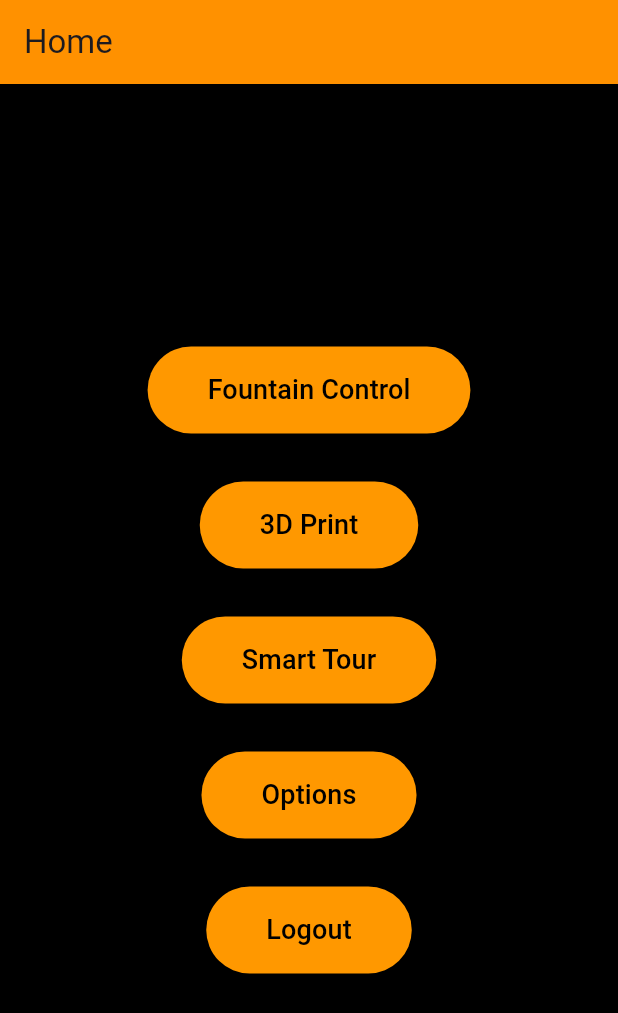
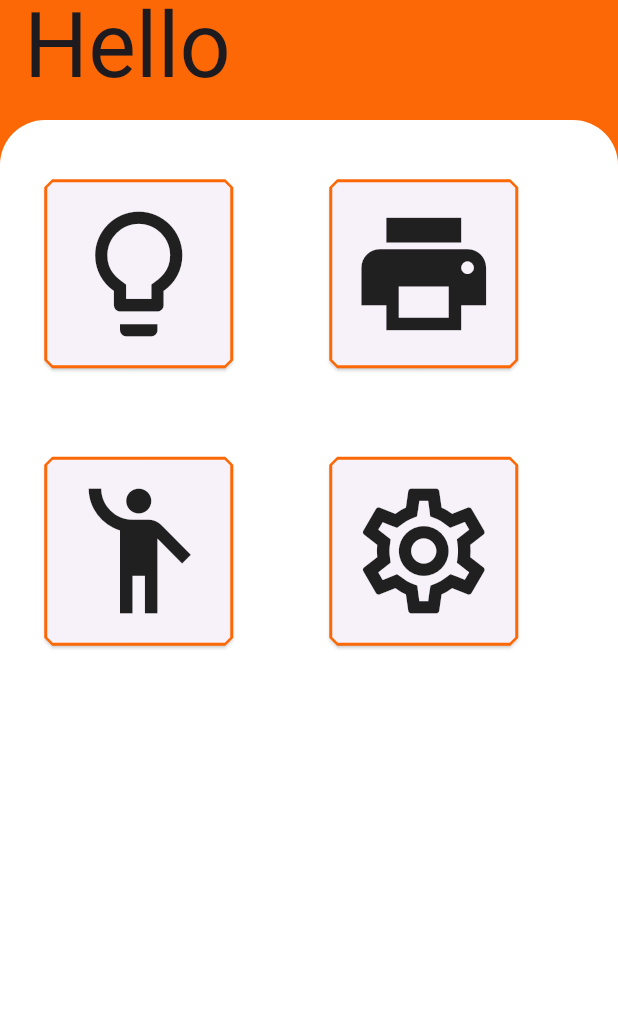
Before and after one commit to JnunleyONU/onu-smart-system, a Flutter app: the screen it shows once a user with an empty profile is signed in, on a phone screen of 412 x 824 dp. Shown: the top 1013 px of the screen. Run offline on Flutter 3.47's test engine with Material 3 defaults, Android fonts, the phone set to English and light mode, and no system bars; our stand-ins replace firebase_auth, firebase_core, google_fonts, google_sign_in; accounts and stored records are empty; network calls fail.

Commit message:
Complete Redesign - Changed HomeScreen UI - Refactored HomeScreen - Created Widgets in Constants folder - Renaming - Redesign Options page to match admin_home_page

```diff
--- a/lib/constants.dart
+++ b/lib/constants.dart
@@ -1,3 +1,125 @@
 import 'package:flutter/material.dart';
+import 'package:google_fonts/google_fonts.dart';
+import 'package:onu_smart/pages/fountain_home.dart';
+import 'package:onu_smart/pages/options.dart';
+import 'package:onu_smart/pages/printer_home.dart';
+import 'package:onu_smart/pages/tour_home.dart';
 
-const onuOrange = Color.fromARGB(255, 255, 145, 0);
+const onuOrange = Color.fromARGB(255, 252, 104, 6);
+
+BottomNavigationBar bottomNavigation() {
+  return BottomNavigationBar(
+    items: const <BottomNavigationBarItem>[
+      BottomNavigationBarItem(
+        icon: Icon(
+          Icons.home,
+          color: Colors.black,
+        ),
+        label: "",
+      ),
+      BottomNavigationBarItem(
+        icon: Icon(
+          Icons.phone,
+          color: Colors.black,
+        ),
+        label: "",
+      ),
+      BottomNavigationBarItem(
+        icon: Icon(
+          Icons.mail,
+          color: Colors.black,
+        ),
+        label: "",
+      ),
+      BottomNavigationBarItem(
+        icon: Icon(
+          Icons.person,
+          color: Colors.black,
+        ),
+        label: "",
+      ),
+    ],
+  );
+}
+
+class HomePageButtonWidget extends StatelessWidget {
+  const HomePageButtonWidget({
+    super.key,
+    required this.context,
+    this.fountainHome,
+    this.tourHome,
+    this.printerHome,
+    this.optionsHome,
+    required this.homeIcon,
+  });
+
+  final BuildContext context;
+  final FountainHome? fountainHome;
+  final TourHome? tourHome;
+  final PrinterHome? printerHome;
+  final OptionsHome? optionsHome;
+  final IconData homeIcon;
+
+  @override
+  Widget build(BuildContext context) {
+    return Container(
+      padding: const EdgeInsets.only(top: 20, left: 10, right: 15, bottom: 0),
+      margin: const EdgeInsets.all(20),
+      child: ElevatedButton(
+        onPressed: () {
+          Navigator.push(
+            context,
+            MaterialPageRoute(
+              builder: (context) {
+                if (fountainHome != null) {
+                  return const FountainHome();
+                } else if (tourHome != null) {
+                  return const TourHome();
+                } else if (printerHome != null) {
+                  return const PrinterHome();
+                } else if (optionsHome != null) {
+                  return const OptionsHome();
+                } else {
+                  return const Icon(Icons.abc);
+                }
+              },
+            ),
+          );
+        },
+        style: ElevatedButton.styleFrom(
+            fixedSize: const Size(125, 125),
+            textStyle: const TextStyle(fontSize: 50),
+            side: const BorderSide(color: onuOrange),
+            // elevation: 1.0,
+            padding: const EdgeInsets.all(2.0),
+            shape: BeveledRectangleBorder(
+                borderRadius: BorderRadius.circular(5.0))),
+        child: Icon(
+          homeIcon,
+          color: Colors.black87,
+          size: 100,
+        ),
+      ),
+    );
+  }
+}
+
+AppBar generalAppBar(String headerText) {
+  return AppBar(
+    toolbarHeight: 80,
+    elevation: 0.0,
+    backgroundColor: onuOrange,
+    title: Column(
+      children: [
+        Text(
+          headerText, // Insert Username
+          style: GoogleFonts.amiriQuran(
+            fontSize: 60,
+          ),
+        ),
+        const Padding(padding: EdgeInsets.all(10))
+      ],
+    ),
+    // centerTitle: true,
+  );
+}
--- a/lib/main.dart
+++ b/lib/main.dart
@@ -1,22 +1,18 @@
 import 'package:firebase_auth/firebase_auth.dart';
 import 'package:flutter/material.dart';
-import 'package:onu_smart/pages/Home.dart';
+import 'package:onu_smart/pages/admin_home_page.dart';
 import 'package:onu_smart/pages/login_page.dart';
 import 'package:firebase_core/firebase_core.dart';
 import 'options/firebase_options.dart';
 
-// void main() {
-//   runApp(const InspirationApp());
-// }
-
 Future<void> main() async {
   WidgetsFlutterBinding.ensureInitialized();
   await Firebase.initializeApp(options: DefaultFirebaseOptions.currentPlatform);
-  runApp(const InspirationApp());
+  runApp(const Main());
 }
 
-class InspirationApp extends StatelessWidget {
-  const InspirationApp({super.key});
+class Main extends StatelessWidget {
+  const Main({super.key});
 
   @override
   Widget build(BuildContext context) {
@@ -34,7 +30,7 @@ class InspirationApp extends StatelessWidget {
               if (snapshot.data == null) {
                 return const LoginPage();
               } else {
-                return const HomePage();
+                return const AdminHomePage();
               }
             } else {
               return const LoginPage();
--- a/lib/pages/Home.dart
+++ /dev/null
@@ -1,207 +0,0 @@
-import 'package:firebase_auth/firebase_auth.dart';
-import 'package:flutter/material.dart';
-import 'package:google_sign_in/google_sign_in.dart';
-import 'package:onu_smart/pages/Printer_home.dart';
-import 'package:onu_smart/pages/Tour_home.dart';
-import 'package:onu_smart/pages/fountain_home.dart';
-import 'package:onu_smart/pages/options.dart';
-import 'package:onu_smart/widgets/default_banner.dart';
-
-class HomePage extends StatelessWidget {
-  const HomePage({super.key});
-
-  @override
-  Widget build(BuildContext context) {
-    return Scaffold(
-      appBar: defaultbanner(context, "Home"),
-      body: const Center(
-        child: Column(
-          mainAxisAlignment: MainAxisAlignment.center,
-          children: [
-            FountainLargeButton('Fountain Control'),
-            PrinterLargeButton('3D Print'),
-            TourLargeButton('Smart Tour'),
-            OptionsLargeButton('Options'),
-            LogoutButton('Logout')
-          ],
-        ),
-      ),
-    );
-  }
-}
-
-class FountainLargeButton extends StatelessWidget {
-  final String text;
-
-  const FountainLargeButton(this.text, {super.key});
-
-  @override
-  Widget build(BuildContext context) {
-    return Padding(
-      padding: const EdgeInsets.all(16.0),
-      child: ElevatedButton(
-        onPressed: () {
-          Navigator.push(
-            context,
-            MaterialPageRoute(
-              builder: (context) => const FountainHome(),
-            ),
-          );
-        },
-        style: ButtonStyle(
-          backgroundColor: MaterialStateProperty.all(Colors.orange),
-        ),
-        child: Padding(
-          padding: const EdgeInsets.all(16.0),
-          child: Text(
-            text,
-            style: const TextStyle(
-              color: Colors.black,
-              fontSize: 18.0,
-            ),
-          ),
-        ),
-      ),
-    );
-  }
-}
-
-class LogoutButton extends StatelessWidget {
-  final String text;
-
-  const LogoutButton(this.text, {super.key});
-
-  @override
-  Widget build(BuildContext context) {
-    return Padding(
-      padding: const EdgeInsets.all(16.0),
-      child: ElevatedButton(
-        onPressed: () async {
-          await GoogleSignIn().signOut();
-          FirebaseAuth.instance.signOut();
-        },
-        style: ButtonStyle(
-          backgroundColor: MaterialStateProperty.all(Colors.orange),
-        ),
-        child: Padding(
-          padding: const EdgeInsets.all(16.0),
-          child: Text(
-            text,
-            style: const TextStyle(
-              color: Colors.black,
-              fontSize: 18.0,
-            ),
-          ),
-        ),
-      ),
-    );
-  }
-}
-
-class PrinterLargeButton extends StatelessWidget {
-  final String text;
-
-  const PrinterLargeButton(this.text, {super.key});
-
-  @override
-  Widget build(BuildContext context) {
-    return Padding(
-      padding: const EdgeInsets.all(16.0),
-      child: ElevatedButton(
-        onPressed: () {
-          Navigator.push(
-            context,
-            MaterialPageRoute(
-              builder: (context) => const PrinterHome(),
-            ),
-          );
-        },
-        style: ButtonStyle(
-          backgroundColor: MaterialStateProperty.all(Colors.orange),
-        ),
-        child: Padding(
-          padding: const EdgeInsets.all(16.0),
-          child: Text(
-            text,
-            style: const TextStyle(
-              color: Colors.black,
-              fontSize: 18.0,
-            ),
-          ),
-        ),
-      ),
-    );
-  }
-}
-
-class TourLargeButton extends StatelessWidget {
-  final String text;
-
-  const TourLargeButton(this.text, {super.key});
-
-  @override
-  Widget build(BuildContext context) {
-    return Padding(
-      padding: const EdgeInsets.all(16.0),
-      child: ElevatedButton(
-        onPressed: () {
-          Navigator.push(
-            context,
-            MaterialPageRoute(
-              builder: (context) => const TourHome(),
-            ),
-          );
-        },
-        style: ButtonStyle(
-          backgroundColor: MaterialStateProperty.all(Colors.orange),
-        ),
-        child: Padding(
-          padding: const EdgeInsets.all(16.0),
-          child: Text(
-            text,
-            style: const TextStyle(
-              color: Colors.black,
-              fontSize: 18.0,
-            ),
-          ),
-        ),
-      ),
-    );
-  }
-}
-
-class OptionsLargeButton extends StatelessWidget {
-  final String text;
-
-  const OptionsLargeButton(this.text, {super.key});
-
-  @override
-  Widget build(BuildContext context) {
-    return Padding(
-      padding: const EdgeInsets.all(16.0),
-      child: ElevatedButton(
-        onPressed: () {
-          Navigator.push(
-            context,
-            MaterialPageRoute(
-              builder: (context) => const OptionsHome(),
-            ),
-          );
-        },
-        style: ButtonStyle(
-          backgroundColor: MaterialStateProperty.all(Colors.orange),
-        ),
-        child: Padding(
-          padding: const EdgeInsets.all(16.0),
-          child: Text(
-            text,
-            style: const TextStyle(
-              color: Colors.black,
-              fontSize: 18.0,
-            ),
-          ),
-        ),
-      ),
-    );
-  }
-}
--- a/lib/pages/Login_Page.dart
+++ b/lib/pages/Login_Page.dart
@@ -1,7 +1,7 @@
 import 'package:firebase_auth/firebase_auth.dart';
 import 'package:flutter/material.dart';
 import 'package:google_sign_in/google_sign_in.dart';
-import 'package:onu_smart/pages/Home.dart';
+import 'package:onu_smart/pages/admin_home_page.dart';
 import 'package:onu_smart/widgets/default_banner.dart';
 
 class LoginPage extends StatelessWidget {
@@ -21,7 +21,7 @@ class LoginPage extends StatelessWidget {
                 Navigator.push(
                   context,
                   MaterialPageRoute(
-                    builder: (context) => const HomePage(),
+                    builder: (context) => const AdminHomePage(),
                   ),
                 );
               },
--- /dev/null
+++ b/lib/pages/admin_home_page.dart
@@ -0,0 +1,57 @@
+import 'package:flutter/material.dart';
+import 'package:onu_smart/constants.dart';
+import 'package:onu_smart/pages/printer_home.dart';
+import 'package:onu_smart/pages/tour_home.dart';
+import 'package:onu_smart/pages/fountain_home.dart';
+import 'package:onu_smart/pages/options.dart';
+
+class AdminHomePage extends StatelessWidget {
+  const AdminHomePage({super.key});
+
+  @override
+  Widget build(BuildContext context) {
+    return Scaffold(
+      backgroundColor: onuOrange,
+      appBar: generalAppBar("Hello"),
+      body: Container(
+          height: 800,
+          width: double.infinity,
+          decoration: const BoxDecoration(
+            color: Colors.white,
+            borderRadius: BorderRadius.only(
+              topLeft: Radius.circular(30),
+              topRight: Radius.circular(30),
+            ),
+          ),
+          child: Column(
+            children: [
+              Row(
+                children: [
+                  HomePageButtonWidget(
+                      context: context,
+                      fountainHome: const FountainHome(),
+                      homeIcon: Icons.lightbulb_outline),
+                  HomePageButtonWidget(
+                      context: context,
+                      printerHome: const PrinterHome(),
+                      homeIcon: Icons.print),
+                ],
+              ),
+              Row(
+                children: [
+                  HomePageButtonWidget(
+                      context: context,
+                      homeIcon: Icons.emoji_people,
+                      tourHome: const TourHome()),
+                  HomePageButtonWidget(
+                      context: context,
+                      homeIcon: Icons.settings_outlined,
+                      optionsHome: const OptionsHome()),
+                ],
+              ),
+            ],
+          )),
+      // bottomNavigationBar: bottomNavigation(),
+    );
+  }
+}
```
Also changed, not shown: lib/pages/options.dart (+31 -21 lines), pubspec.yaml (+7 -7 lines), assets/images/lightbulb.png (added), pubspec.lock, 1 other file.
